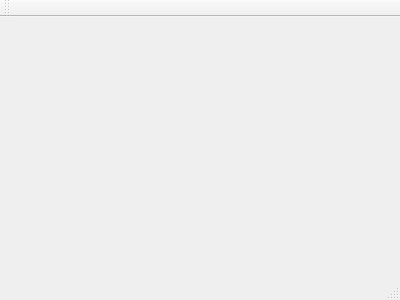
The window that mainwindow.ui (idmit/solver) describes before a commit, drawn with Qt 5.
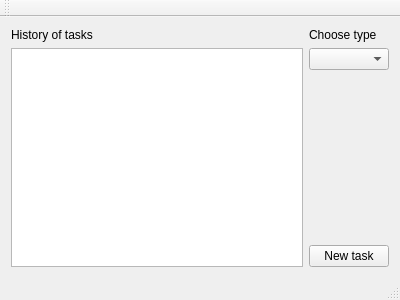
The same window after the commit.

Commit message: created main layout

Patch:
```diff
--- a/mainwindow.ui
+++ b/mainwindow.ui
@@ -12,13 +12,79 @@
   <property name="windowTitle" >
    <string>MainWindow</string>
   </property>
-  <widget class="QMenuBar" name="menuBar" />
-  <widget class="QToolBar" name="mainToolBar" />
-  <widget class="QWidget" name="centralWidget" />
-  <widget class="QStatusBar" name="statusBar" />
+  <widget class="QWidget" name="centralWidget">
+   <layout class="QGridLayout" name="gridLayout">
+    <item row="0" column="0">
+     <layout class="QVBoxLayout" name="verticalLayout">
+      <item>
+       <widget class="QLabel" name="label_2">
+        <property name="text">
+         <string>History of tasks</string>
+        </property>
+       </widget>
+      </item>
+      <item>
+       <widget class="QListView" name="taskHistoryList"/>
+      </item>
+     </layout>
+    </item>
+    <item row="0" column="1">
+     <layout class="QVBoxLayout" name="verticalLayout_2">
+      <item>
+       <widget class="QLabel" name="label">
+        <property name="text">
+         <string>Choose type</string>
+        </property>
+       </widget>
+      </item>
+      <item>
+       <widget class="QComboBox" name="taskTypesCombo"/>
+      </item>
+      <item>
+       <spacer name="verticalSpacer">
+        <property name="orientation">
+         <enum>Qt::Vertical</enum>
+        </property>
+        <property name="sizeHint" stdset="0">
+         <size>
+          <width>20</width>
+          <height>40</height>
+         </size>
+        </property>
+       </spacer>
+      </item>
+      <item>
+       <widget class="QPushButton" name="newTaskButton">
+        <property name="text">
+         <string>New task</string>
+        </property>
+       </widget>
+      </item>
+     </layout>
+    </item>
+   </layout>
+  </widget>
+  <widget class="QMenuBar" name="menuBar">
+   <property name="geometry">
+    <rect>
+     <x>0</x>
+     <y>0</y>
+     <width>400</width>
+     <height>22</height>
+    </rect>
+   </property>
+  </widget>
+  <widget class="QToolBar" name="mainToolBar">
+   <attribute name="toolBarArea">
+    <enum>TopToolBarArea</enum>
+   </attribute>
+   <attribute name="toolBarBreak">
+    <bool>false</bool>
+   </attribute>
+  </widget>
+  <widget class="QStatusBar" name="statusBar"/>
  </widget>
- <layoutDefault spacing="6" margin="11" />
- <pixmapfunction></pixmapfunction>
+ <layoutdefault spacing="6" margin="11"/>
  <resources/>
  <connections/>
 </ui>
```
Left out of the diff: 7 changed lines with no effect on the pictures. The commit also changes 2 other files.
